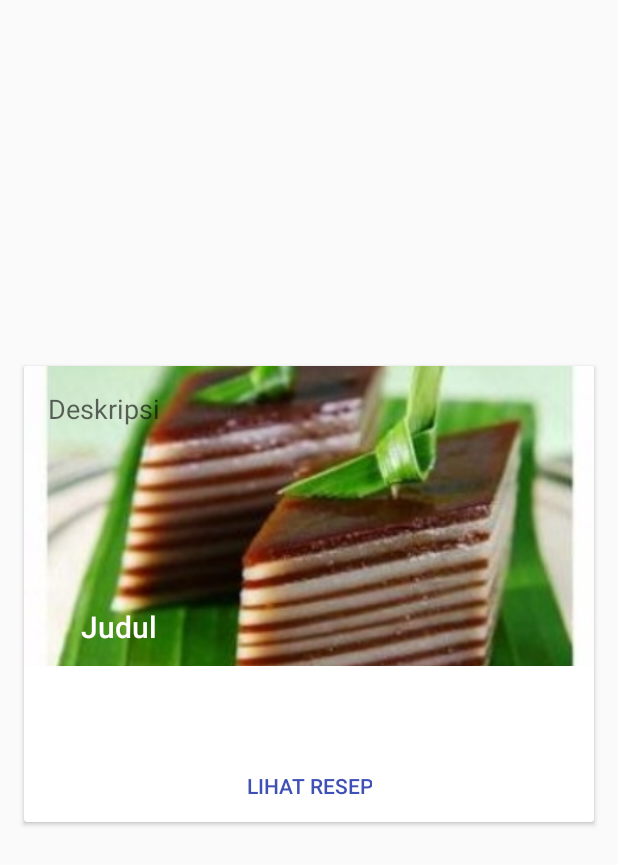
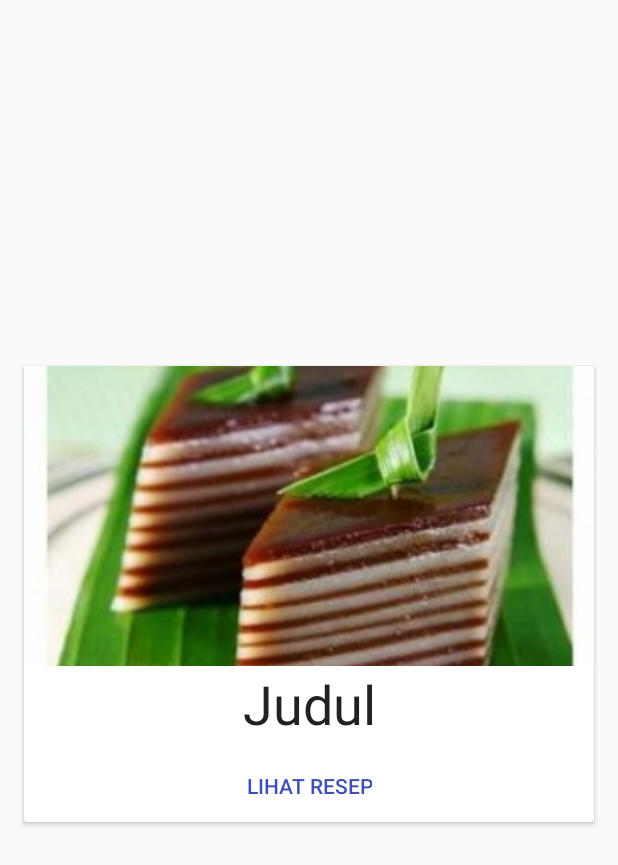
Before and after one commit to salsasavira/Javoodzzz, an Android app: the layout item_list_makanan.xml on its own in the app's theme, with its tools: preview values and no code run, on a phone screen of 412 x 824 dp. Shown: the top 865 px of the screen. Run offline under Robolectric (Android 15) with nearby library versions, the phone set to English and light mode, and no system bars.

Commit message:
+Recycler view Makanan

```diff
--- a/app/src/main/java/id/sch/smktelkom_mlg/project2/xirpl32425263034/javoods/adapter/CemilanAdapter.java
+++ b/app/src/main/java/id/sch/smktelkom_mlg/project2/xirpl32425263034/javoods/adapter/CemilanAdapter.java
@@ -33,13 +33,12 @@ public class CemilanAdapter extends RecyclerView.Adapter<CemilanAdapter.ViewHold
 
     public class ViewHolder extends RecyclerView.ViewHolder {
         ImageView ivFoto;
-        TextView tvJudul, tvDesk;
+        TextView tvJudul;
 
         public ViewHolder(View itemView) {
             super(itemView);
             ivFoto = (ImageView) itemView.findViewById(R.id.imageViewCemilan);
             tvJudul = (TextView) itemView.findViewById(R.id.textViewJudulCemilan);
-            tvDesk = (TextView) itemView.findViewById(R.id.textViewDeskripsiCemilan);
         }
     }
 }
--- a/app/src/main/java/id/sch/smktelkom_mlg/project2/xirpl32425263034/javoods/adapter/MinumanAdapter.java
+++ b/app/src/main/java/id/sch/smktelkom_mlg/project2/xirpl32425263034/javoods/adapter/MinumanAdapter.java
@@ -33,13 +33,13 @@ public class MinumanAdapter extends RecyclerView.Adapter<MinumanAdapter.ViewHold
 
     public class ViewHolder extends RecyclerView.ViewHolder {
         ImageView ivFoto;
-        TextView tvJudul, tvDesk;
+        TextView tvJudul;
 
         public ViewHolder(View itemView) {
             super(itemView);
             ivFoto = (ImageView) itemView.findViewById(R.id.imageViewMinuman);
             tvJudul = (TextView) itemView.findViewById(R.id.textViewJudulMinuman);
-            tvDesk = (TextView) itemView.findViewById(R.id.textViewDeskripsiMinuman);
+
         }
     }
 }
--- a/app/src/main/java/id/sch/smktelkom_mlg/project2/xirpl32425263034/javoods/model/Makanan.java
+++ b/app/src/main/java/id/sch/smktelkom_mlg/project2/xirpl32425263034/javoods/model/Makanan.java
@@ -9,14 +9,10 @@ import android.graphics.drawable.Drawable;
 public class Makanan {
 
     public String nama;
-    public String alat;
-    public String step;
     public Drawable foto;
 
-    public Makanan(String nama, String alat, String step, Drawable foto) {
+    public Makanan(String nama, Drawable foto) {
         this.nama = nama;
-        this.alat = alat;
-        this.step = step;
         this.foto = foto;
     }
 
--- a/app/src/main/res/layout/content_makanan_.xml
+++ b/app/src/main/res/layout/content_makanan_.xml
@@ -2,7 +2,7 @@
 <android.support.v7.widget.RecyclerView xmlns:android="http://schemas.android.com/apk/res/android"
     xmlns:app="http://schemas.android.com/apk/res-auto"
     xmlns:tools="http://schemas.android.com/tools"
-    android:id="@+id/recyclerView"
+    android:id="@+id/recyclerViewMakanan"
     android:layout_width="match_parent"
     android:layout_height="match_parent"
     android:clipToPadding="false"
--- a/app/src/main/res/layout/item_list_makanan.xml
+++ b/app/src/main/res/layout/item_list_makanan.xml
@@ -24,28 +24,13 @@
         <TextView
             android:id="@+id/textViewJudulMakanan"
             android:layout_width="match_parent"
-            android:layout_height="40dp"
-            android:layout_alignBottom="@+id/imageViewMakanan"
-            android:layout_alignParentLeft="true"
-            android:layout_alignParentStart="true"
-            android:layout_marginLeft="38dp"
-            android:layout_marginStart="38dp"
-            android:textAppearance="@style/TextAppearance.AppCompat.Title"
-            android:textColor="@android:color/white"
+            android:layout_height="50dp"
+            android:layout_below="@+id/imageViewMakanan"
+            android:layout_centerHorizontal="true"
+            android:gravity="center"
+            android:textAppearance="@style/TextAppearance.AppCompat.Headline"
+            android:textSize="36sp"
             tools:text="Judul" />
-
-        <TextView
-            android:id="@+id/textViewDeskripsiMakanan"
-            android:layout_width="match_parent"
-            android:layout_height="wrap_content"
-            android:layout_above="@+id/bLihatCamilan"
-            android:layout_alignParentLeft="true"
-            android:layout_alignParentStart="true"
-            android:ellipsize="end"
-            android:maxLines="1"
-            android:padding="16dp"
-            android:textAppearance="@style/TextAppearance.AppCompat.Medium"
-            tools:text="Deskripsi" />
 
         <Button
             android:id="@+id/bLihatMakanan"
```
Also changed, not shown: app/src/main/java/id/sch/smktelkom_mlg/project2/xirpl32425263034/javoods/Makanan_Activity.java (+35 -0 lines), app/src/main/java/id/sch/smktelkom_mlg/project2/xirpl32425263034/javoods/adapter/MakananAdapter.java (+17 -3 lines), app/src/main/res/values/arrays.xml (+1 -20 lines).
